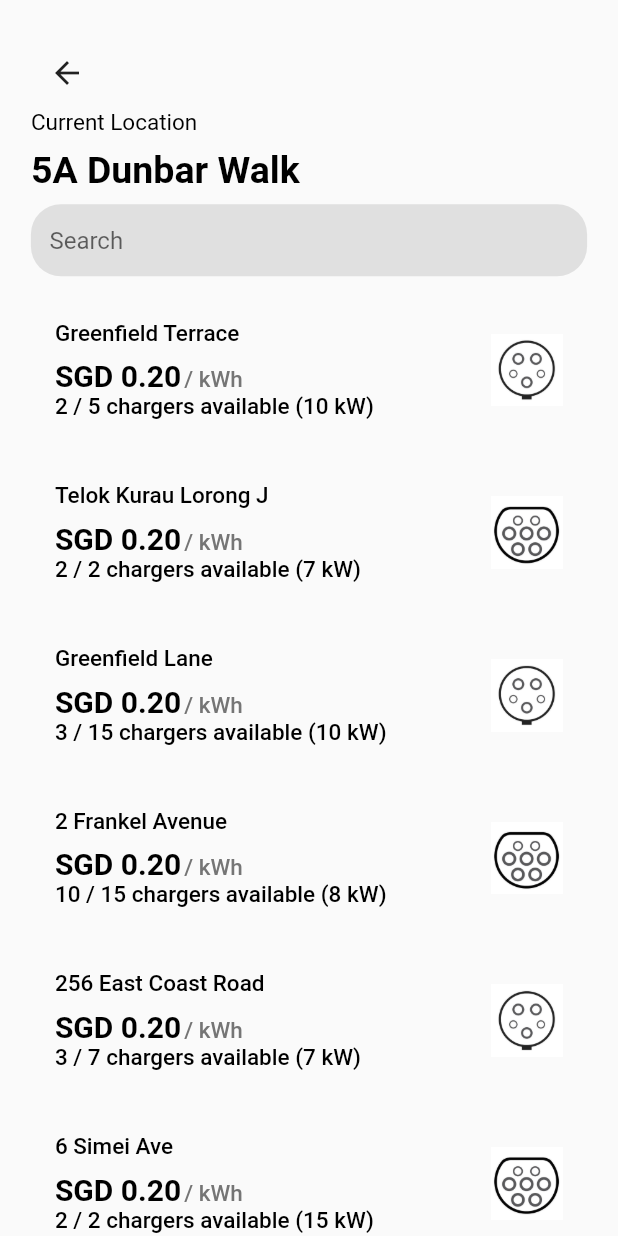
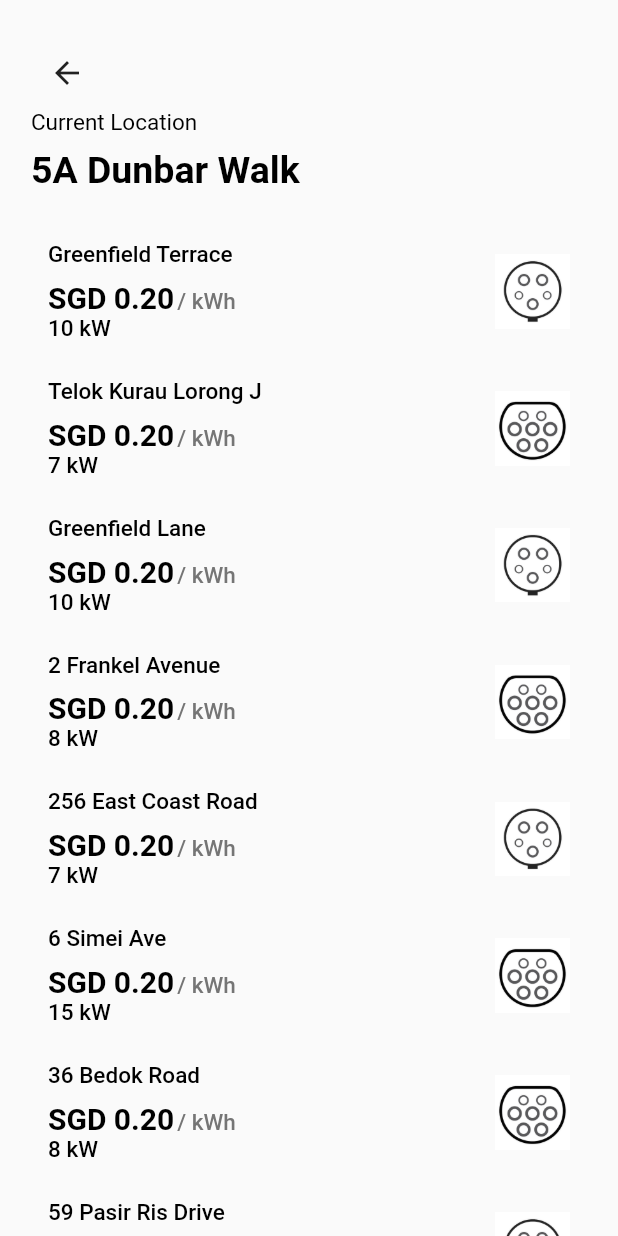
Before and after one commit to xRossKoh/chargEV, a Flutter app: the ChargerSelection screen opened directly, on a phone screen of 412 x 824 dp. Run offline on Flutter 3.47's test engine with Material 2 defaults, Android fonts, the phone set to English and light mode, and no system bars; our stand-ins replace cloud_firestore, firebase_auth, firebase_core; missing offline and left inert: duration; accounts and stored records are empty.

Commit message:
Combined ChargerCard and MyChargerTile into 1 widget file
Removed quantity field in Charger model

```diff
--- a/lib/components/booking_appbar.dart
+++ b/lib/components/booking_appbar.dart
@@ -84,7 +84,7 @@ class _BookingAppBarState extends State<BookingAppBar> {
                     ),
                     SizedBox(height: size.height * 0.01,),
                     Text(
-                      "${widget.charger.available} / ${widget.charger.total} chargers available (${widget.charger.wattage} kW)",
+                      "${widget.charger.wattage} kW",
                       style: TextStyle(
                         fontSize: 15,
                         color: Colors.black,
--- a/lib/components/charger_card.dart
+++ b/lib/components/charger_card.dart
@@ -1,20 +1,16 @@
-import 'package:flutter/cupertino.dart';
+import 'package:charg_ev/models/charger.dart';
 import 'package:flutter/material.dart';
-import 'package:charg_ev/models/charger.dart';
 
-class ChargerCard extends StatefulWidget {
+class ChargerCard extends StatelessWidget {
   const ChargerCard({
     Key key,
-    @required this.charger,
+    this.charger,
+    this.showNickname
   }) : super(key: key);
 
   final Charger charger;
+  final bool showNickname;
 
-  @override
-  _ChargerCardState createState() => _ChargerCardState();
-}
-
-class _ChargerCardState extends State<ChargerCard> {
   @override
   Widget build(BuildContext context) {
 
@@ -23,10 +19,10 @@ class _ChargerCardState extends State<ChargerCard> {
 
     return Container(
       width: size.width,
-      padding: EdgeInsets.all(size.width * 0.05),
+      padding: EdgeInsets.fromLTRB(16, 8, 16, 16),
       child: FlatButton(
         onPressed: (){
-          Navigator.pushNamed(context, '/booking', arguments: widget.charger);
+          Navigator.pushNamed(context, '/booking', arguments: this.charger);
         },
         child: Row(
           mainAxisAlignment: MainAxisAlignment.start,
@@ -37,8 +33,16 @@ class _ChargerCardState extends State<ChargerCard> {
                 mainAxisAlignment: MainAxisAlignment.start,
                 crossAxisAlignment: CrossAxisAlignment.start,
                 children: [
+                  showNickname? Text(
+                    charger.nickname,
+                    style: TextStyle(
+                      fontSize: 24,
+                      fontWeight: FontWeight.bold,
+                      color: Colors.black,
+                    ),
+                  ): Container(),
                   Text(
-                    widget.charger.location,
+                    charger.location,
                     style: TextStyle(
                       fontSize: 15,
                       color: Colors.black,
@@ -50,7 +54,7 @@ class _ChargerCardState extends State<ChargerCard> {
                     crossAxisAlignment: CrossAxisAlignment.end,
                     children: [
                       Text(
-                        "SGD ${widget.charger.rate.toStringAsPrecision(2)}",
+                        "SGD ${charger.rate.toStringAsPrecision(2)}",
                         style: TextStyle(
                           fontSize: 20,
                           fontWeight: FontWeight.bold,
@@ -68,7 +72,7 @@ class _ChargerCardState extends State<ChargerCard> {
                     ],
                   ),
                   Text(
-                    "${widget.charger.available} / ${widget.charger.total} chargers available (${widget.charger.wattage} kW)",
+                    "${charger.wattage} kW",
                     style: TextStyle(
                       fontSize: 15,
                       color: Colors.black,
@@ -79,7 +83,7 @@ class _ChargerCardState extends State<ChargerCard> {
             ),
             Expanded(
               flex: 1,
-              child: widget.charger.type == 1? Image.asset('assets/Type 1.jpg',): Image.asset('assets/Type 2.jpg',),
+              child: charger.type == 1? Image.asset('assets/Type 1.jpg',): Image.asset('assets/Type 2.jpg',),
             ),
           ],
         ),
--- a/lib/models/charger.dart
+++ b/lib/models/charger.dart
@@ -5,8 +5,8 @@ class Charger {
   String nickname;
   String location;
   double rate;
-  int available;
-  int total;
+  // int available;
+  // int total;
   int wattage;
   int type;
   DateTime datetime;
@@ -17,8 +17,8 @@ class Charger {
     this.nickname = 'Charger name',
     this.location,
     this.rate,
-    this.available,
-    this.total,
+    // this.available,
+    // this.total,
     this.wattage,
     this.type,
     this.datetime,
--- a/lib/screens/charger_selection.dart
+++ b/lib/screens/charger_selection.dart
@@ -22,14 +22,14 @@ class _ChargerSelectionState extends State<ChargerSelection> {
     TextEditingController messageEditingController = new TextEditingController();
 
     List<Charger> chargers = [
-      Charger(location: 'Greenfield Terrace', rate: 0.20, available: 2, total: 5, wattage: 10, type: 1, datetime: DateTime.now()),
-      Charger(location: 'Telok Kurau Lorong J', rate: 0.20, available: 2, total: 2, wattage: 7, type: 2, datetime: DateTime.now()),
-      Charger(location: 'Greenfield Lane', rate: 0.20, available: 3, total: 15, wattage: 10, type: 1, datetime: DateTime.now()),
-      Charger(location: '2 Frankel Avenue', rate: 0.20, available: 10, total: 15, wattage: 8, type: 2, datetime: DateTime.now()),
-      Charger(location: '256 East Coast Road', rate: 0.20, available: 3, total: 7, wattage: 7, type: 1, datetime: DateTime.now()),
-      Charger(location: '6 Simei Ave', rate: 0.20, available: 2, total: 2, wattage: 15, type: 2, datetime: DateTime.now()),
-      Charger(location: '36 Bedok Road', rate: 0.20, available: 6, total: 7, wattage: 8, type: 2, datetime: DateTime.now()),
-      Charger(location: '59 Pasir Ris Drive', rate: 0.20, available: 3, total: 7, wattage: 10, type: 1, datetime: DateTime.now()),
+      Charger(location: 'Greenfield Terrace', rate: 0.20, wattage: 10, type: 1, datetime: DateTime.now()),
+      Charger(location: 'Telok Kurau Lorong J', rate: 0.20, wattage: 7, type: 2, datetime: DateTime.now()),
+      Charger(location: 'Greenfield Lane', rate: 0.20, wattage: 10, type: 1, datetime: DateTime.now()),
+      Charger(location: '2 Frankel Avenue', rate: 0.20, wattage: 8, type: 2, datetime: DateTime.now()),
+      Charger(location: '256 East Coast Road', rate: 0.20, wattage: 7, type: 1, datetime: DateTime.now()),
+      Charger(location: '6 Simei Ave', rate: 0.20, wattage: 15, type: 2, datetime: DateTime.now()),
+      Charger(location: '36 Bedok Road', rate: 0.20, wattage: 8, type: 2, datetime: DateTime.now()),
+      Charger(location: '59 Pasir Ris Drive', rate: 0.20, wattage: 10, type: 1, datetime: DateTime.now()),
     ];
 
     return Scaffold(
@@ -37,31 +37,32 @@ class _ChargerSelectionState extends State<ChargerSelection> {
         child: Column(
           children: [
             LocationAppBar(location: '5A Dunbar Walk', withCurrentLocation: true,),
-            Container(
-              decoration: BoxDecoration(
-                color: Colors.grey[300],
-                borderRadius: BorderRadius.only(
-                  topLeft: Radius.circular(20),
-                  topRight: Radius.circular(20),
-                  bottomLeft: Radius.circular(20),
-                  bottomRight: Radius.circular(20),
-                ),
-              ),
-              margin: EdgeInsets.symmetric(horizontal: size.width * 0.05, vertical: size.height * 0.01),
-              padding: EdgeInsets.symmetric(horizontal: size.width * 0.03, vertical: 0),
-              child: TextField(
-                controller: messageEditingController,
-                decoration: InputDecoration(
-                  border: InputBorder.none,
-                  hintText: 'Search',
-                ),
-              ),
-            ),
+            SizedBox(height: size.height * 0.03,),
+            // Container(
+            //   decoration: BoxDecoration(
+            //     color: Colors.grey[300],
+            //     borderRadius: BorderRadius.only(
+            //       topLeft: Radius.circular(20),
+            //       topRight: Radius.circular(20),
+            //       bottomLeft: Radius.circular(20),
+            //       bottomRight: Radius.circular(20),
+            //     ),
+            //   ),
+            //   margin: EdgeInsets.symmetric(horizontal: size.width * 0.05, vertical: size.height * 0.01),
+            //   padding: EdgeInsets.symmetric(horizontal: size.width * 0.03, vertical: 0),
+            //   child: TextField(
+            //     controller: messageEditingController,
+            //     decoration: InputDecoration(
+            //       border: InputBorder.none,
+            //       hintText: 'Search',
+            //     ),
+            //   ),
+            // ),
             Flexible(
               child: ListView.builder(
                 itemCount: chargers.length,
                 itemBuilder: (context, index){
-                  return ChargerCard(charger: chargers[index],);
+                  return ChargerCard(charger: chargers[index],showNickname: false,);
                 }
               ),
             ),
--- a/lib/screens/charger_setup.dart
+++ b/lib/screens/charger_setup.dart
@@ -182,9 +182,9 @@ class _ChargerSetUpState extends State<ChargerSetUp> {
                                 nickname: nicknameEditingController.text,
                                 location: '5A Dunbar Walk',
                                 rate: double.parse(rateEditingController.text),
-                                available:
-                                    int.parse(totalEditingController.text),
-                                total: int.parse(totalEditingController.text),
+                                // available:
+                                //     int.parse(totalEditingController.text),
+                                // total: int.parse(totalEditingController.text),
                                 wattage:
                                     int.parse(wattageEditingController.text),
                                 type: int.parse(typeEditingController.text),
--- a/lib/screens/confirm_booking.dart
+++ b/lib/screens/confirm_booking.dart
@@ -25,7 +25,7 @@ class _ConfirmBookingState extends State<ConfirmBooking> {
         child: Column(
           crossAxisAlignment: CrossAxisAlignment.start,
           children: [
-            BookingAppBar(charger: Charger(location: 'Greenfield Terrace', rate: 0.20, available: 2, total: 5, wattage: 10, type: 1),),
+            BookingAppBar(charger: Charger(location: 'Greenfield Terrace', rate: 0.20, wattage: 10, type: 1),),
             Padding(
               padding: EdgeInsets.fromLTRB(size.width * 0.05, size.height * 0.03, size.width * 0.05, 0),
               child: Text(
--- a/lib/screens/my_chargers.dart
+++ b/lib/screens/my_chargers.dart
@@ -1,5 +1,5 @@
 import 'package:charg_ev/components/app_drawer.dart';
-import 'package:charg_ev/components/my_charger_tile.dart';
+import 'package:charg_ev/components/charger_card.dart';
 import 'package:charg_ev/components/welcome_appbar.dart';
 import 'package:charg_ev/models/charger.dart';
 import 'package:charg_ev/models/user_info.dart';
@@ -55,7 +55,7 @@ class MyChargers extends StatelessWidget {
                                 itemCount:
                                     chargers.length, //testChargers.length,
                                 itemBuilder: (context, index) {
-                                  return MyChargerTile(
+                                  return ChargerCard(
                                       //testChargers[index]);
                                       charger: chargers[index]);
                                 }),
--- a/lib/services/database.dart
+++ b/lib/services/database.dart
@@ -17,8 +17,8 @@ class DatabaseService {
     return await userCollection.doc(uid).collection('chargerBooking').add({
       'location': charger.location,
       'rate': charger.rate,
-      'available': charger.available,
-      'total': charger.total,
+      // 'available': charger.available,
+      // 'total': charger.total,
       'wattage': charger.wattage,
       'type': charger.type,
       'date': DateFormat('dd-MM-yyyy').format(charger.datetime),
@@ -33,8 +33,8 @@ class DatabaseService {
       'nickname': charger.nickname,
       'location': charger.location,
       'rate': charger.rate,
-      'available': charger.available,
-      'total': charger.total,
+      // 'available': charger.available,
+      // 'total': charger.total,
       'wattage': charger.wattage,
       'type': charger.type,
       'date': DateFormat('dd-MM-yyyy').format(charger.datetime),
@@ -99,8 +99,8 @@ class DatabaseService {
               rate: doc.get('rate'),
               type: doc.get('type'),
               wattage: doc.get('wattage'),
-              total: doc.get('total'),
-              available: doc.get('available'),
+              // total: doc.get('total'),
+              // available: doc.get('available'),
             ))
         .toList();
   }
```
Also changed, not shown: lib/components/my_charger_tile.dart (deleted, +0 -87 lines), lib/screens/setup_confirmation.dart (+21 -21 lines), pubspec.lock.
